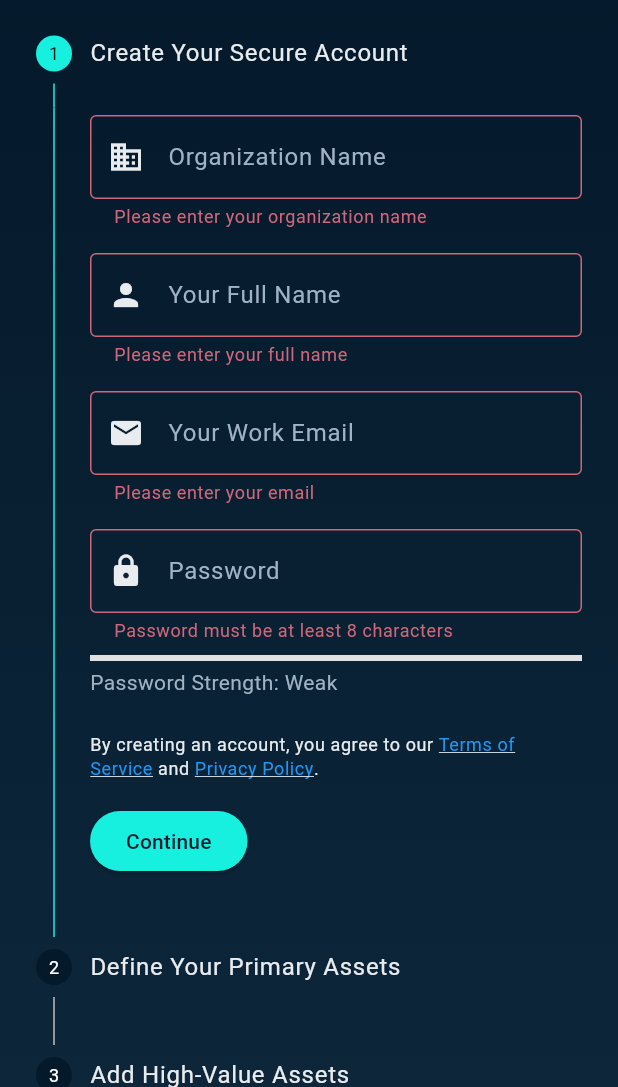
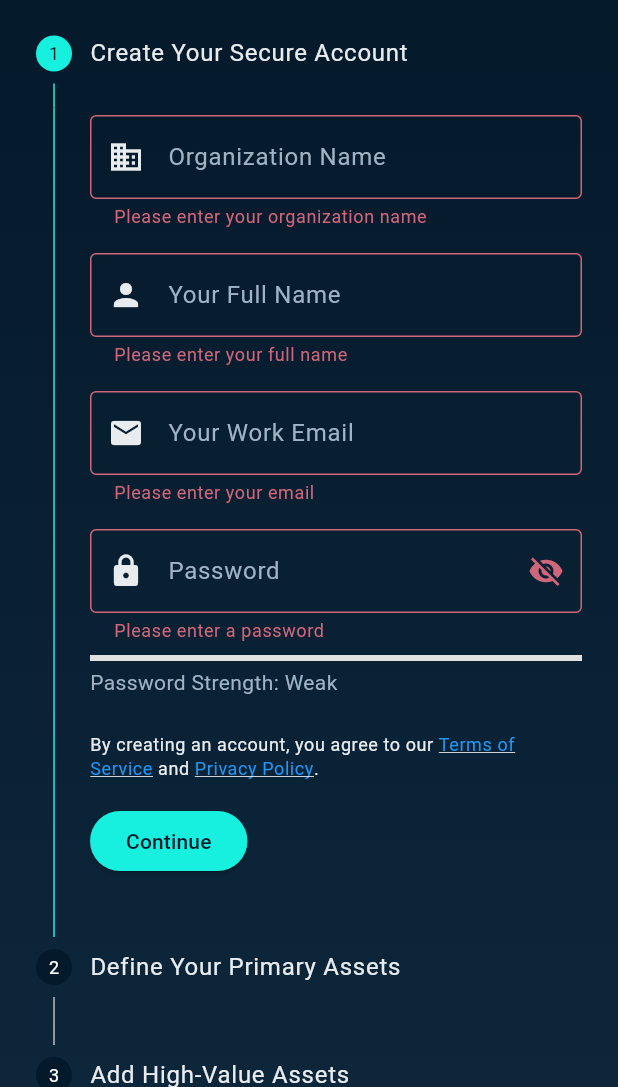
Before and after one commit to MAyman007/athr-website, a Flutter app: the screen it shows after launch, after a tap on "No organization profile? Create one", after a tap on "Continue", on a phone screen of 412 x 824 dp, the part 149-1236 px from its top. Run offline on Flutter 3.47's test engine with Material 3 defaults, Android fonts, the phone set to English and light mode, and no system bars; our stand-ins replace cloud_firestore, firebase_auth, firebase_core, go_router; missing offline and left inert: firebase_app_check; accounts and stored records are empty; statements that could not run were skipped.

Commit message:
enforced validation in signup and login inputs

```diff
--- a/app_source/lib/pages/login_page.dart
+++ b/app_source/lib/pages/login_page.dart
@@ -22,6 +22,7 @@ class _LoginPageState extends State<LoginPage> {
 
   // State to manage the loading indicator
   bool _isLoading = false;
+  bool _isPasswordObscured = true;
 
   @override
   void dispose() {
@@ -152,6 +153,9 @@ class _LoginPageState extends State<LoginPage> {
                           if (value == null || value.isEmpty) {
                             return 'Please enter your email';
                           }
+                          if (value.length > 100) {
+                            return 'Email cannot exceed 100 characters';
+                          }
                           final emailRegex = RegExp(r'^[^@]+@[^@]+\.[^@]+');
                           if (!emailRegex.hasMatch(value)) {
                             return 'Please enter a valid email';
@@ -163,14 +167,29 @@ class _LoginPageState extends State<LoginPage> {
                       const SizedBox(height: 16),
                       TextFormField(
                         controller: _passwordController, // Assign controller
-                        obscureText: true,
-                        decoration: const InputDecoration(
+                        obscureText: _isPasswordObscured,
+                        decoration: InputDecoration(
                           labelText: 'Password',
-                          border: OutlineInputBorder(),
+                          border: const OutlineInputBorder(),
+                          suffixIcon: IconButton(
+                            icon: Icon(
+                              _isPasswordObscured
+                                  ? Icons.visibility_off
+                                  : Icons.visibility,
+                            ),
+                            onPressed: () {
+                              setState(() {
+                                _isPasswordObscured = !_isPasswordObscured;
+                              });
+                            },
+                          ),
                         ),
                         validator: (value) {
                           if (value == null || value.isEmpty) {
                             return 'Please enter your password';
+                          }
+                          if (value.length > 100) {
+                            return 'Password cannot exceed 100 characters';
                           }
                           return null;
                         },
--- a/app_source/lib/pages/signup_page.dart
+++ b/app_source/lib/pages/signup_page.dart
@@ -29,6 +29,7 @@ class _SignupPageState extends State<SignupPage> {
   final _passwordController = TextEditingController();
   double _passwordStrength = 0;
   String _passwordStrengthText = 'Weak';
+  bool _isPasswordObscured = true;
 
   // Step 2: Primary Assets
   final _domainController = TextEditingController();
@@ -44,6 +45,16 @@ class _SignupPageState extends State<SignupPage> {
   final _primaryEmailController = TextEditingController();
   final _secondaryEmailController = TextEditingController();
   String _alertFrequency = 'Daily Digest';
+
+  // Regex for validation
+  // More robust domain regex: disallows leading/trailing hyphens and IP addresses.
+  final _domainRegex = RegExp(
+    r'^(?!-)(?!.*--)[a-zA-Z0-9-]{1,63}(?<!-)(\.[a-zA-Z]{2,})+$',
+  );
+  // Stricter CIDR regex.
+  final _cidrRegex = RegExp(
+    r'^((25[0-5]|2[0-4][0-9]|[01]?[0-9][0-9]?)\.){3}(25[0-5]|2[0-4][0-9]|[01]?[0-9][0-9]?)(\/([0-9]|[1-2][0-9]|3[0-2]))?$',
+  );
 
   @override
   void initState() {
@@ -82,14 +93,15 @@ class _SignupPageState extends State<SignupPage> {
       strength = 0;
       strengthText = 'Weak';
     } else {
-      if (password.length >= 8) strength += 0.3;
+      if (password.length >= 8) strength += 0.2;
       if (RegExp(r'[A-Z]').hasMatch(password)) strength += 0.2;
       if (RegExp(r'[a-z]').hasMatch(password)) strength += 0.2;
       if (RegExp(r'[0-9]').hasMatch(password)) strength += 0.2;
-      if (RegExp(r'[^A-Za-z0-9]').hasMatch(password)) strength += 0.1;
+      if (RegExp(r'[^A-Za-z0-9]').hasMatch(password)) strength += 0.2;
     }
 
-    if (strength > 0.8) {
+    if (strength >= 0.9) {
+      // Needs all 5 conditions to be strong
       strengthText = 'Strong';
     } else if (strength > 0.5) {
       strengthText = 'Medium';
@@ -101,43 +113,46 @@ class _SignupPageState extends State<SignupPage> {
     });
   }
 
-  void _addDomain() {
-    if (_domainController.text.isNotEmpty &&
-        !_domains.contains(_domainController.text)) {
+  void _addDomain() => _addItemToList(_domainController, _domains);
+  void _removeDomain(String domain) => setState(() => _domains.remove(domain));
+
+  void _addIpRange() => _addItemToList(_ipRangeController, _ipRanges);
+  void _removeIpRange(String ipRange) =>
+      setState(() => _ipRanges.remove(ipRange));
+
+  void _addKeyword() => _addItemToList(_keywordController, _keywords);
+  void _removeKeyword(String keyword) =>
+      setState(() => _keywords.remove(keyword));
+
+  void _addItemToList(TextEditingController controller, List<String> list) {
+    final text = controller.text.trim();
+    final formState = _getFormKeyForStep(_currentStep)?.currentState;
+
+    // Trigger validation on the form field
+    if (formState?.validate() ?? false) {
+      if (text.isNotEmpty && !list.contains(text)) {
         setState(() {
-        _domains.add(_domainController.text);
-        _domainController.clear();
+          list.add(text);
+          controller.clear();
         });
       }
     }
+  }
 
-  void _removeDomain(String domain) => setState(() => _domains.remove(domain));
-
-  void _addIpRange() {
-    if (_ipRangeController.text.isNotEmpty &&
-        !_ipRanges.contains(_ipRangeController.text)) {
-      setState(() {
-        _ipRanges.add(_ipRangeController.text);
-        _ipRangeController.clear();
-      });
+  GlobalKey<FormState>? _getFormKeyForStep(int step) {
+    switch (step) {
+      case 0:
+        return _step1Key;
+      case 1:
+        return _step2Key;
+      case 2:
+        return _step3Key;
+      case 3:
+        return _step4Key;
+      default:
+        return null;
     }
   }
-
-  void _removeIpRange(String ipRange) =>
-      setState(() => _ipRanges.remove(ipRange));
-
-  void _addKeyword() {
-    if (_keywordController.text.isNotEmpty &&
-        !_keywords.contains(_keywordController.text)) {
-      setState(() {
-        _keywords.add(_keywordController.text);
-        _keywordController.clear();
-      });
-    }
-  }
-
-  void _removeKeyword(String keyword) =>
-      setState(() => _keywords.remove(keyword));
 
   Future<void> _launchURL(String url) async {
     final Uri uri = Uri.parse(url);
@@ -375,9 +390,15 @@ class _SignupPageState extends State<SignupPage> {
                   prefixIcon: Icon(Icons.business),
                   border: OutlineInputBorder(),
                 ),
-                validator: (value) => (value == null || value.isEmpty)
-                    ? 'Please enter your organization name'
-                    : null,
+                validator: (value) {
+                  if (value == null || value.isEmpty) {
+                    return 'Please enter your organization name';
+                  }
+                  if (value.length > 100) {
+                    return 'Organization name cannot exceed 100 characters';
+                  }
+                  return null;
+                },
               ),
               const SizedBox(height: 16),
               TextFormField(
@@ -387,9 +408,15 @@ class _SignupPageState extends State<SignupPage> {
                   prefixIcon: Icon(Icons.person),
                   border: OutlineInputBorder(),
                 ),
-                validator: (value) => (value == null || value.isEmpty)
-                    ? 'Please enter your full name'
-                    : null,
+                validator: (value) {
+                  if (value == null || value.isEmpty) {
+                    return 'Please enter your full name';
+                  }
+                  if (value.length > 100) {
+                    return 'Full name cannot exceed 100 characters';
+                  }
+                  return null;
+                },
               ),
               const SizedBox(height: 16),
               TextFormField(
@@ -408,21 +435,57 @@ class _SignupPageState extends State<SignupPage> {
                   if (!RegExp(r'^[^@]+@[^@]+\.[^@]+').hasMatch(value)) {
                     return 'Please enter a valid email address';
                   }
+                  if (value.length > 100) {
+                    return 'Email cannot exceed 100 characters';
+                  }
                   return null;
                 },
               ),
               const SizedBox(height: 16),
               TextFormField(
                 controller: _passwordController,
-                obscureText: true,
-                decoration: const InputDecoration(
+                obscureText: _isPasswordObscured,
+                decoration: InputDecoration(
                   labelText: 'Password',
-                  prefixIcon: Icon(Icons.lock),
-                  border: OutlineInputBorder(),
+                  prefixIcon: const Icon(Icons.lock),
+                  border: const OutlineInputBorder(),
+                  suffixIcon: IconButton(
+                    icon: Icon(
+                      _isPasswordObscured
+                          ? Icons.visibility_off
+                          : Icons.visibility,
                     ),
-                validator: (value) => (value == null || value.length < 8)
-                    ? 'Password must be at least 8 characters'
-                    : null,
+                    onPressed: () {
+                      setState(() {
+                        _isPasswordObscured = !_isPasswordObscured;
+                      });
+                    },
+                  ),
+                ),
+                validator: (value) {
+                  if (value == null || value.isEmpty) {
+                    return 'Please enter a password';
+                  }
+                  if (value.length < 8) {
+                    return 'Password must be at least 8 characters long.';
+                  }
+                  if (!RegExp(r'[a-z]').hasMatch(value)) {
+                    return 'Password must contain a lowercase letter.';
+                  }
+                  if (!RegExp(r'[A-Z]').hasMatch(value)) {
+                    return 'Password must contain an uppercase letter.';
+                  }
+                  if (!RegExp(r'[0-9]').hasMatch(value)) {
+                    return 'Password must contain a number.';
+                  }
+                  if (!RegExp(r'[^A-Za-z0-9]').hasMatch(value)) {
+                    return 'Password must contain a special character.';
+                  }
+                  if (value.length > 100) {
+                    return 'Password cannot exceed 100 characters';
+                  }
+                  return null;
+                },
               ),
               const SizedBox(height: 8),
               Column(
@@ -458,9 +521,7 @@ class _SignupPageState extends State<SignupPage> {
                         decoration: TextDecoration.underline,
                       ),
                       recognizer: TapGestureRecognizer()
-                        ..onTap = () => _launchURL(
-                          'https://athr.dev/terms',
-                        ), // Replace with your actual URL
+                        ..onTap = () => _launchURL('../terms-of-service'),
                     ),
                     const TextSpan(text: ' and '),
                     TextSpan(
@@ -470,9 +531,7 @@ class _SignupPageState extends State<SignupPage> {
                         decoration: TextDecoration.underline,
                       ),
                       recognizer: TapGestureRecognizer()
-                        ..onTap = () => _launchURL(
-                          'https://athr.dev/privacy',
-                        ), // Replace with your actual URL
+                        ..onTap = () => _launchURL('../privacy-policy'),
                     ),
                     const TextSpan(text: '.'),
                   ],
@@ -495,39 +554,24 @@ class _SignupPageState extends State<SignupPage> {
                 'Enter the domains your organization owns. Athr will monitor for leaked credentials, code, and brand impersonation related to these domains.',
               ),
               const SizedBox(height: 16),
-              Row(
-                children: [
-                  Expanded(
-                    child: TextFormField(
+              _ChipInputSection(
                 controller: _domainController,
-                      decoration: const InputDecoration(
+                items: _domains,
                 labelText: 'Domain',
                 hintText: 'e.g., your-company.com',
-                        border: OutlineInputBorder(),
-                      ),
-                    ),
-                  ),
-                  const SizedBox(width: 8),
-                  IconButton(
-                    icon: const Icon(Icons.add_circle, size: 30),
-                    onPressed: _addDomain,
-                    color: Theme.of(context).primaryColor,
-                  ),
-                ],
-              ),
-              const SizedBox(height: 16),
-              Wrap(
-                spacing: 8.0,
-                runSpacing: 4.0,
-                children: _domains
-                    .map(
-                      (domain) => Chip(
-                        label: Text(domain),
-                        onDeleted: () => _removeDomain(domain),
-                        deleteIcon: const Icon(Icons.cancel),
-                      ),
-                    )
-                    .toList(),
+                onAdd: _addDomain,
+                onRemove: _removeDomain,
+                validator: (value) {
+                  if (value == null || value.isEmpty) return null;
+                  final trimmedValue = value.trim();
+                  if (trimmedValue.length > 100) {
+                    return 'Domain cannot exceed 100 characters';
+                  }
+                  if (!_domainRegex.hasMatch(trimmedValue)) {
+                    return 'Invalid domain format';
+                  }
+                  return null;
+                },
               ),
             ],
           ),
@@ -550,38 +594,24 @@ class _SignupPageState extends State<SignupPage> {
                 'Monitor for mentions in threat intelligence feeds, malware logs, and public vulnerability scans.',
               ),
               const SizedBox(height: 16),
-              Row(
-                children: [
-                  Expanded(
-                    child: TextFormField(
+              _ChipInputSection(
                 controller: _ipRangeController,
-                      decoration: const InputDecoration(
+                items: _ipRanges,
                 labelText: 'IP Range (CIDR notation)',
                 hintText: 'e.g., 192.168.1.0/24',
-                        border: OutlineInputBorder(),
-                      ),
-                    ),
-                  ),
-                  const SizedBox(width: 8),
-                  IconButton(
-                    icon: const Icon(Icons.add_circle, size: 30),
-                    onPressed: _addIpRange,
-                    color: Theme.of(context).primaryColor,
-                  ),
-                ],
-              ),
-              const SizedBox(height: 8),
-              Wrap(
-                spacing: 8.0,
-                runSpacing: 4.0,
-                children: _ipRanges
-                    .map(
-                      (ip) => Chip(
-                        label: Text(ip),
-                        onDeleted: () => _removeIpRange(ip),
-                      ),
-                    )
-                    .toList(),
+                onAdd: _addIpRange,
+                onRemove: _removeIpRange,
+                validator: (value) {
+                  if (value == null || value.isEmpty) return null;
+                  final trimmedValue = value.trim();
+                  if (trimmedValue.length > 45) {
+                    return 'IP Range cannot exceed 45 characters';
+                  }
+                  if (!_cidrRegex.hasMatch(trimmedValue)) {
+                    return 'Invalid CIDR notation';
+                  }
+                  return null;
+                },
               ),
               const SizedBox(height: 24),
               const Text(
@@ -592,38 +622,20 @@ class _SignupPageState extends State<SignupPage> {
                 'Track mentions of internal project names or brands on code repositories, paste sites, and forums.',
               ),
               const SizedBox(height: 16),
-              Row(
-                children: [
-                  Expanded(
-                    child: TextFormField(
+              _ChipInputSection(
                 controller: _keywordController,
-                      decoration: const InputDecoration(
+                items: _keywords,
                 labelText: 'Keyword',
                 hintText: 'e.g., Project-Chimera',
-                        border: OutlineInputBorder(),
-                      ),
-                    ),
-                  ),
-                  const SizedBox(width: 8),
-                  IconButton(
-                    icon: const Icon(Icons.add_circle, size: 30),
-                    onPressed: _addKeyword,
-                    color: Theme.of(context).primaryColor,
-                  ),
-                ],
-              ),
-              const SizedBox(height: 8),
-              Wrap(
-                spacing: 8.0,
-                runSpacing: 4.0,
-                children: _keywords
-                    .map(
-                      (keyword) => Chip(
-                        label: Text(keyword),
-                        onDeleted: () => _removeKeyword(keyword),
-                      ),
-                    )
-                    .toList(),
+                onAdd: _addKeyword,
+                onRemove: _removeKeyword,
+                validator: (value) {
+                  final trimmedValue = value?.trim() ?? '';
+                  if (trimmedValue.length > 100) {
+                    return 'Keyword cannot exceed 100 characters';
+                  }
+                  return null;
+                },
               ),
             ],
           ),
@@ -656,6 +668,9 @@ class _SignupPageState extends State<SignupPage> {
                   if (!RegExp(r'^[^@]+@[^@]+\.[^@]+').hasMatch(value)) {
                     return 'Please enter a valid email address';
                   }
+                  if (value.length > 100) {
+                    return 'Email cannot exceed 100 characters';
+                  }
                   return null;
                 },
               ),
@@ -668,6 +683,16 @@ class _SignupPageState extends State<SignupPage> {
                   border: OutlineInputBorder(),
                 ),
                 keyboardType: TextInputType.emailAddress,
+                validator: (value) {
+                  if (value == null || value.isEmpty) return null;
+                  if (!RegExp(r'^[^@]+@[^@]+\.[^@]+').hasMatch(value)) {
+                    return 'Please enter a valid email address';
+                  }
+                  if (value.length > 100) {
+                    return 'Email cannot exceed 100 characters';
+                  }
+                  return null;
+                },
               ),
               const SizedBox(height: 24),
               const Text(
@@ -704,3 +729,71 @@ class _SignupPageState extends State<SignupPage> {
     ];
   }
 }
+
+/// A reusable widget for text input with a list of chips.
+class _ChipInputSection extends StatelessWidget {
+  final TextEditingController controller;
+  final List<String> items;
+  final String labelText;
+  final String hintText;
+  final VoidCallback onAdd;
+  final Function(String) onRemove;
+  final String? Function(String?)? validator;
+
+  const _ChipInputSection({
+    required this.controller,
+    required this.items,
+    required this.labelText,
+    required this.hintText,
+    required this.onAdd,
+    required this.onRemove,
+    this.validator,
+  });
+
+  @override
+  Widget build(BuildContext context) {
+    return Column(
+      crossAxisAlignment: CrossAxisAlignment.start,
+      children: [
+        Row(
+          crossAxisAlignment: CrossAxisAlignment.start,
+          children: [
+            Expanded(
+              child: TextFormField(
+                controller: controller,
+                decoration: InputDecoration(
+                  labelText: labelText,
+                  hintText: hintText,
+                  border: const OutlineInputBorder(),
+                ),
+                validator: validator,
+                onFieldSubmitted: (_) => onAdd(),
+              ),
+            ),
+            const SizedBox(width: 8),
+            IconButton(
+              icon: const Icon(Icons.add_circle, size: 30),
+              onPressed: onAdd,
+              color: Theme.of(context).primaryColor,
+              tooltip: 'Add',
+            ),
+          ],
+        ),
+        if (items.isNotEmpty) const SizedBox(height: 8),
+        Wrap(
+          spacing: 8.0,
+          runSpacing: 4.0,
+          children: items
+              .map(
+                (item) => Chip(
+                  label: Text(item),
+                  onDeleted: () => onRemove(item),
+                  deleteIcon: const Icon(Icons.cancel, size: 18),
+                ),
+              )
+              .toList(),
+        ),
+      ],
+    );
+  }
+}
```
Also changed, not shown: app/assets/fonts/MaterialIcons-Regular.otf, 1 other file. Lines whose indentation alone changed are shown as unchanged.
